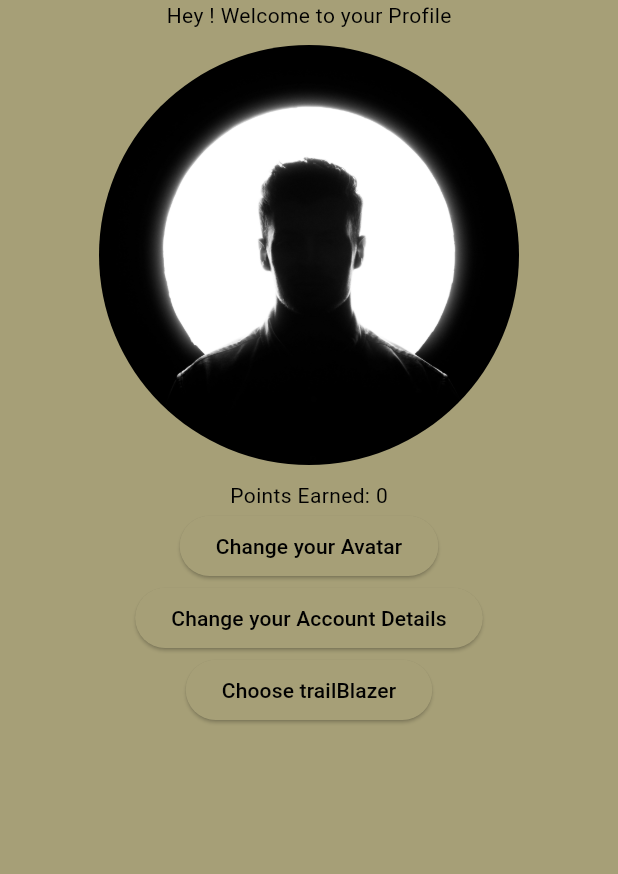
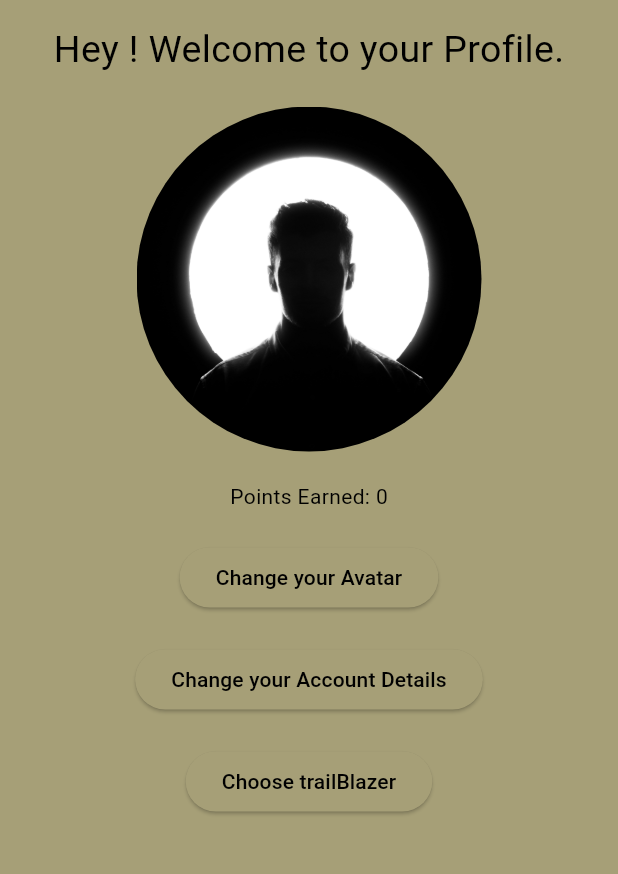
Before and after one commit to Michellebagot/GoTrail, a Flutter app: the TrailBlazerProfile screen opened directly, after a tap on "GoTrail", after a tap on the "person" icon, on a phone screen of 412 x 824 dp, the part 75-949 px from its top. Run offline on Flutter 3.47's test engine with Material 3 defaults, Android fonts, the phone set to English and light mode, and no system bars; our stand-ins replace cloud_firestore, firebase_auth, firebase_core, flutter_map, flutter_rating_bar, geolocator and 2 more; missing offline and left inert: firebase_ui_auth, flutter_map_geojson, flutter_map_location_marker; accounts and stored records are empty; generated files the repository leaves out were written again; network calls fail.

Commit message:
add consistent styling across app

```diff
--- a/lib/home.dart
+++ b/lib/home.dart
@@ -71,35 +71,7 @@ class _HomeScreenState extends State<HomeScreen> {
               style: Theme.of(context).textTheme.displaySmall,
             ),
             RandomTip(),
-            ElevatedButton(
-                onPressed: () {
-                  Navigator.push(
-                    context,
-                    MaterialPageRoute(builder: (context) => MapPage()),
-                  );
-                },
-                child: Text("Go to Map View",
-                style: TextStyle(
-                  color: Colors.black,
-                ),
-                )
-             ),
 
-            // Trail search button
-            ElevatedButton(
-                onPressed: () {
-                  print("hello");
-                  Navigator.push(
-                    context,
-                    MaterialPageRoute(builder: (context) => SearchPage()),
-                  );
-                },
-                child: Text("Search Trails",
-                style: TextStyle(
-                  color: Colors.black,
-                ),
-                )
-           ),
               ElevatedButton(
                   onPressed: () {
                     signOut();
--- a/lib/profile/profile_page.dart
+++ b/lib/profile/profile_page.dart
@@ -181,14 +181,22 @@ class _ProfilePageState extends State<ProfilePage> {
             maxHeight: 50,
           ),
           0),
-      body: Center(
+      body: SingleChildScrollView(
         child: Column(
           children: [
-            Text(
-              "Hey $userName! Welcome to your Profile",
+            Center(
+              child: Column(
+                children: [
+                  Container(
+                    margin: EdgeInsets.only(top: 15, bottom: 10, left: 10, right: 10),
+                    child: Text(
+                      "Hey $userName! Welcome to your Profile.",
+                      style: TextStyle(
+                            fontSize: 25,)
+                    ),
                   ),
                   SizedBox(
-              width: 300,
+                    width: 250,
                     child: Container(
                       padding: EdgeInsets.all(10.0),
                       child: ClipOval(
@@ -198,8 +206,13 @@ class _ProfilePageState extends State<ProfilePage> {
                       ),
                     ),
                   ),
-            Text("Points Earned: $pointsEarned"),
-            ElevatedButton(
+                  Container(
+                    margin: EdgeInsets.all(10),
+                    child: Text("Points Earned: $pointsEarned")
+                    ),
+                  Container(
+                    margin: EdgeInsets.all(10),
+                    child: ElevatedButton(
                       onPressed: avatarChange,
                       child: Text("Change your Avatar",
                       style: TextStyle(
@@ -207,7 +220,10 @@ class _ProfilePageState extends State<ProfilePage> {
                         ),
                         ),
                     ),
-            ElevatedButton(
+                  ),
+                  Container(
+                    margin: EdgeInsets.all(10),
+                    child: ElevatedButton(
                       onPressed: accountDetailsChange,
                       child: Text("Change your Account Details",
                       style: TextStyle(
@@ -215,8 +231,11 @@ class _ProfilePageState extends State<ProfilePage> {
                         ),
                         ),
                     ),
+                  ),
                   if (trailBlazerName != '')
-              ElevatedButton(
+                    Container(
+                      margin: EdgeInsets.all(10),
+                      child: ElevatedButton(
                         onPressed: () {
                           Navigator.push(
                             context,
@@ -230,8 +249,11 @@ class _ProfilePageState extends State<ProfilePage> {
                         ),
                         ),
                       ),
+                    ),
                   if (trailBlazerName == '')
-              ElevatedButton(
+                    Container(
+                      margin: EdgeInsets.all(10),
+                      child: ElevatedButton(
                         onPressed: () {
                           Navigator.push(
                             context,
@@ -243,6 +265,10 @@ class _ProfilePageState extends State<ProfilePage> {
                           color: Colors.black,
                         ),),
                       ),
+                    ),
+                ],
+              ),
+            ),
           ],
         ),
       ),
--- a/lib/profile/trail_blazer_profile.dart
+++ b/lib/profile/trail_blazer_profile.dart
@@ -79,14 +79,20 @@ void fetchUserData() async {
                             userData != null && trailBlazerData != null ?
             Column(
             children: [
-              Center(
+              Container(
+                margin: EdgeInsets.only(top: 10),
+                child: Center(
                     child: Text('${userData['trailBlazerName']}',
                     style: TextStyle(fontSize: 40.0),),
+                  ),
               ),
 
               Container(
                 decoration: BoxDecoration(
-                   color: Color.fromARGB(255, 6, 124, 156),
+                   image : DecorationImage(
+                    image: AssetImage('assets/background.jpg'),
+                    fit: BoxFit.cover,
+                  ),
                   borderRadius: BorderRadius.all(Radius.circular(20))
                 ),
                 margin: EdgeInsets.all(25.0),
@@ -94,17 +100,29 @@ void fetchUserData() async {
                   child: Image.asset('${trailBlazerData['path']}.gif') ,
                 ),
               ),
-              isFinalStage == false ? Center(
+              Container(
+                margin: EdgeInsets.only(bottom: 10),
+                child: isFinalStage == false ? Center(
                   child: Text('Points Until Next Stage: $pointsRequired'),
                 ): Text('You have fully evolved'),
-              Center(
+              ),
+              Container(
+                margin: EdgeInsets.all(10.0),
+                child: Center(
                   child: Text('Current Points: ${userData['pointsEarned']}') ,
                 ),
-              Center(
+              ),
+              Container(
+                margin: EdgeInsets.all(10.0),
+                child: Center(
                   child: Text('Type: ${trailBlazerData['type']}') ,
                 ),
-              Center(
+              ),
+              Container(
+                margin: EdgeInsets.all(10.0),
+                child: Center(
                   child: Text('Stage: ${trailBlazerData['stage']}') ,
+                ),
               )
             ],
           )
```
Also changed, not shown: lib/review_page/review_page.dart (+11 -1 lines), lib/trail_view/trail_details_page.dart (+32 -8 lines), assets/background.jpg (added). Lines whose indentation alone changed are shown as unchanged.
